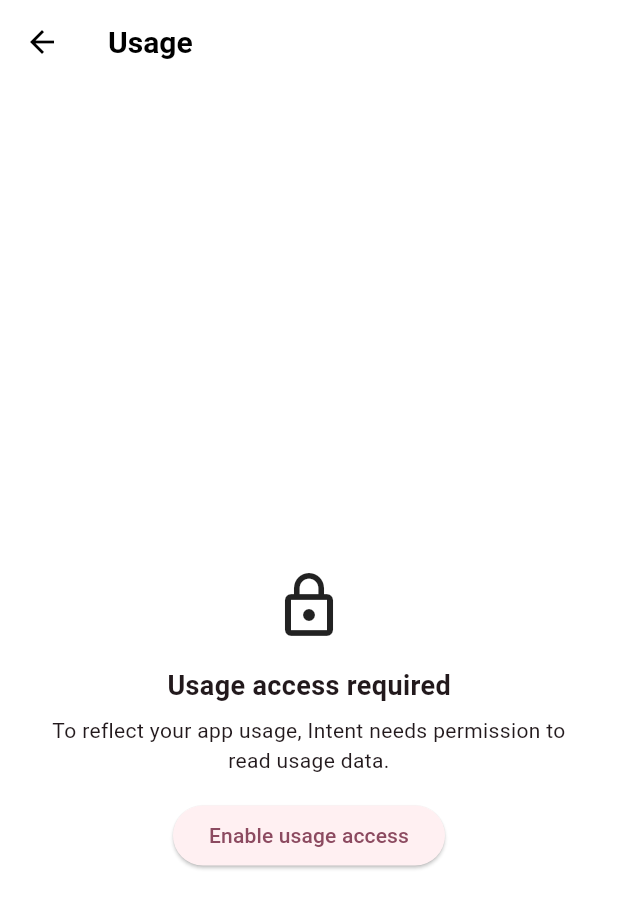
After one commit to fahad7tt/digital_discipline, a Flutter app: the UsageOverviewScreen screen opened directly, on a phone screen of 412 x 824 dp. The commit adds this screen. Shown: the top 908 px of the screen. Run offline on Flutter 3.47's test engine with Material 3 defaults, Android fonts, the phone set to English and light mode, and no system bars; our stand-ins replace equatable, flutter_bloc, hive, hive_flutter; missing offline and left inert: android_intent_plus; accounts and stored records are empty.

Commit message:
appName variable added to AppUsage model class

```diff
--- a/lib/features/usage_logging/data/models/usage_log_model.dart
+++ b/lib/features/usage_logging/data/models/usage_log_model.dart
@@ -9,18 +9,24 @@
   String packageName;
 
   @HiveField(1)
+  String appName;
+
+  @HiveField(2)
   int minutesUsed;
 
   AppUsageModel({
     required this.packageName,
+    required this.appName,
     required this.minutesUsed,
   });
 
   AppUsage toEntity() => AppUsage(
      packageName: packageName,
+      appName: appName,
      minutesUsed: minutesUsed);
 
   static AppUsageModel fromEntity(AppUsage usage) => AppUsageModel(
       packageName: usage.packageName,
+      appName: usage.appName,
       minutesUsed: usage.minutesUsed);
 }
--- a/lib/features/usage_logging/data/repositories/usage_log_repository_impl.dart
+++ b/lib/features/usage_logging/data/repositories/usage_log_repository_impl.dart
@@ -19,6 +19,7 @@
     return raw.entries
         .map((e) => AppUsage(
               packageName: e.key,
+              appName: e.key,
               minutesUsed: e.value,
             ))
         .toList();
--- a/lib/features/usage_logging/domain/entities/app_usage.dart
+++ b/lib/features/usage_logging/domain/entities/app_usage.dart
@@ -1,9 +1,11 @@
 class AppUsage {
   final String packageName;
+  final String appName;
   final int minutesUsed;
 
   AppUsage({
     required this.packageName,
+    required this.appName,
     required this.minutesUsed,
   });
 }
--- a/lib/features/usage_logging/presentation/screens/usage_log_screen.dart
+++ b/lib/features/usage_logging/presentation/screens/usage_log_screen.dart
@@ -67,6 +67,7 @@
                   );
                   return AppUsage(
                     packageName: packageName,
+                    appName: appName,
                     minutesUsed: 0,
                   );
                 },
--- /dev/null
+++ b/lib/features/usage_logging/presentation/screens/usage_overview.dart
@@ -0,0 +1,143 @@
+import 'package:flutter/material.dart';
+import 'package:flutter_bloc/flutter_bloc.dart';
+import '../../domain/entities/app_usage.dart';
+import '../bloc/usage_log_bloc.dart';
+import '../bloc/usage_log_event.dart';
+import '../bloc/usage_log_state.dart';
+import '../widgets/usage_permission.dart';
+import 'usage_log_screen.dart';
+
+class UsageOverviewScreen extends StatelessWidget {
+  const UsageOverviewScreen({super.key});
+
+  @override
+  Widget build(BuildContext context) {
+    return Scaffold(
+      appBar: AppBar(title: const Text('Usage')),
+      body: RefreshIndicator(
+        onRefresh: () async {
+          context.read<AppUsageBloc>().add(RefreshUsage());
+        },
+        child: BlocBuilder<AppUsageBloc, AppUsageState>(
+          builder: (context, state) {
+            if (state is AppUsageLoading) {
+              return ListView(
+                children: [
+                  SizedBox(height: 300),
+                  Center(child: CircularProgressIndicator()),
+                ],
+              );
+            }
+
+            if (state is AppUsagePermissionRequired) {
+              return ListView(
+                children: [
+                  SizedBox(height: 300),
+                  PermissionRequiredView(),
+                ],
+              );
+            }
+
+            if (state is AppUsageLoaded) {
+              final usages = state.usages
+                  .where(_isUserApp)
+                  .toList()
+                ..sort(
+                  (a, b) => b.minutesUsed.compareTo(a.minutesUsed),
+                );
+
+              final totalMinutes =
+                  usages.fold<int>(0, (s, u) => s + u.minutesUsed);
+
+              if (usages.isEmpty) {
+                return ListView(
+                  children: [
+                    SizedBox(height: 300),
+                    Center(
+                      child: Text(
+                        'No usage yet today',
+                        style: TextStyle(color: Colors.grey),
+                      ),
+                    ),
+                  ],
+                );
+              }
+
+              return ListView(
+                padding: const EdgeInsets.all(16),
+                children: [
+                  _TotalUsageCard(totalMinutes),
+                  const SizedBox(height: 16),
+                  ...usages.map((usage) => _UsageTile(usage)),
+                ],
+              );
+            }
+
+            return ListView(
+              children: [SizedBox(height: 300)],
+            );
+          },
+        ),
+      ),
+    );
+  }
+
+  bool _isUserApp(AppUsage u) {
+    return !u.packageName.contains('launcher') &&
+        !u.packageName.contains('systemui') &&
+        !u.packageName.startsWith('com.android');
+  }
+}
+
+class _TotalUsageCard extends StatelessWidget {
+  final int minutes;
+
+  const _TotalUsageCard(this.minutes);
+
+  @override
+  Widget build(BuildContext context) {
+    return Card(
+      child: Padding(
+        padding: const EdgeInsets.all(16),
+        child: Row(
+          mainAxisAlignment: MainAxisAlignment.spaceBetween,
+          children: [
+            const Text('Today'),
+            Text(
+              '$minutes min',
+              style: const TextStyle(
+                fontWeight: FontWeight.bold,
+                fontSize: 16,
+              ),
+            ),
+          ],
+        ),
+      ),
+    );
+  }
+}
+
+class _UsageTile extends StatelessWidget {
+  final AppUsage usage;
+
+  const _UsageTile(this.usage);
+
+  @override
+  Widget build(BuildContext context) {
+    return ListTile(
+      title: Text(usage.appName),
+      trailing: Text('${usage.minutesUsed} min'),
+      onTap: () {
+        Navigator.push(
+          context,
+          MaterialPageRoute(
+            builder: (_) => AppUsageDetailScreen(
+              packageName: usage.packageName,
+              appName: usage.appName,
+            ),
+          ),
+        );
+      },
+    );
+  }
+}
```
Also changed, not shown: lib/features/usage_logging/data/models/usage_log_model.g.dart.
